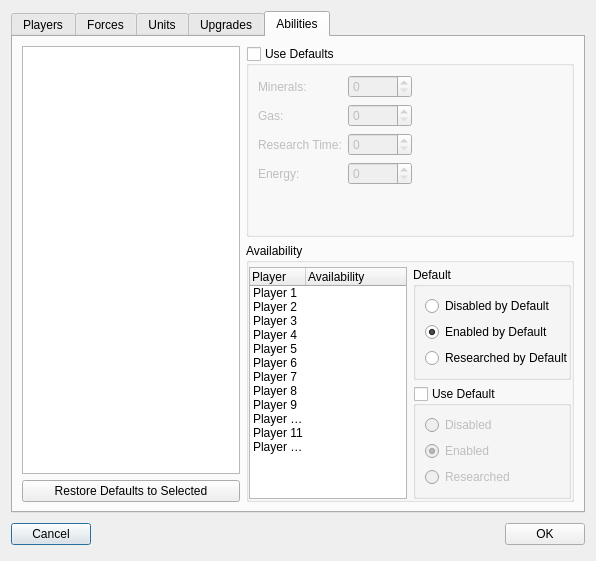
The window that ChkForge/scenariosettings.ui (heinermann/ChkForge) describes before a commit, drawn with Qt 5.
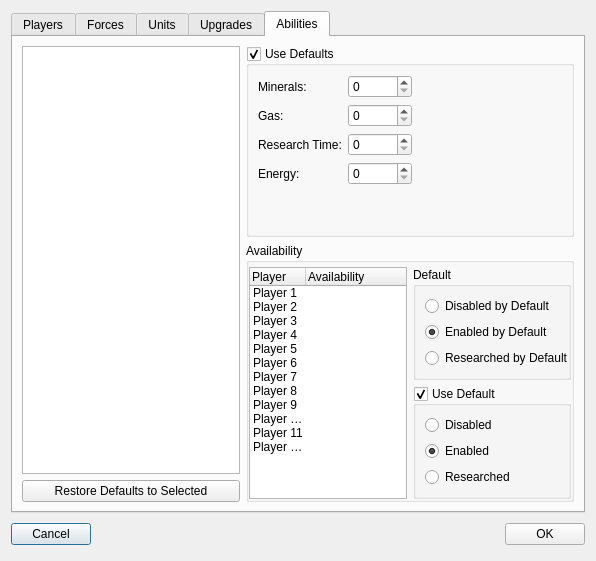
The same window after the commit. Custom widgets are drawn as their Qt base class.

Commit message: Finish up tristate groupbox

```diff
--- a/ChkForge/scenariosettings.ui
+++ b/ChkForge/scenariosettings.ui
@@ -1836,7 +1836,7 @@
           <bool>true</bool>
          </property>
          <property name="checked">
-          <bool>false</bool>
+          <bool>true</bool>
          </property>
          <layout class="QFormLayout" name="formLayout">
           <item row="0" column="0">
@@ -1958,7 +1958,7 @@
              <bool>true</bool>
             </property>
             <property name="checked">
-             <bool>false</bool>
+             <bool>true</bool>
             </property>
             <layout class="QFormLayout" name="formLayout_14">
              <item row="0" column="0">
```
Left out of the diff: 16 changed lines with no effect on the pictures. The commit also changes 2 other files.
